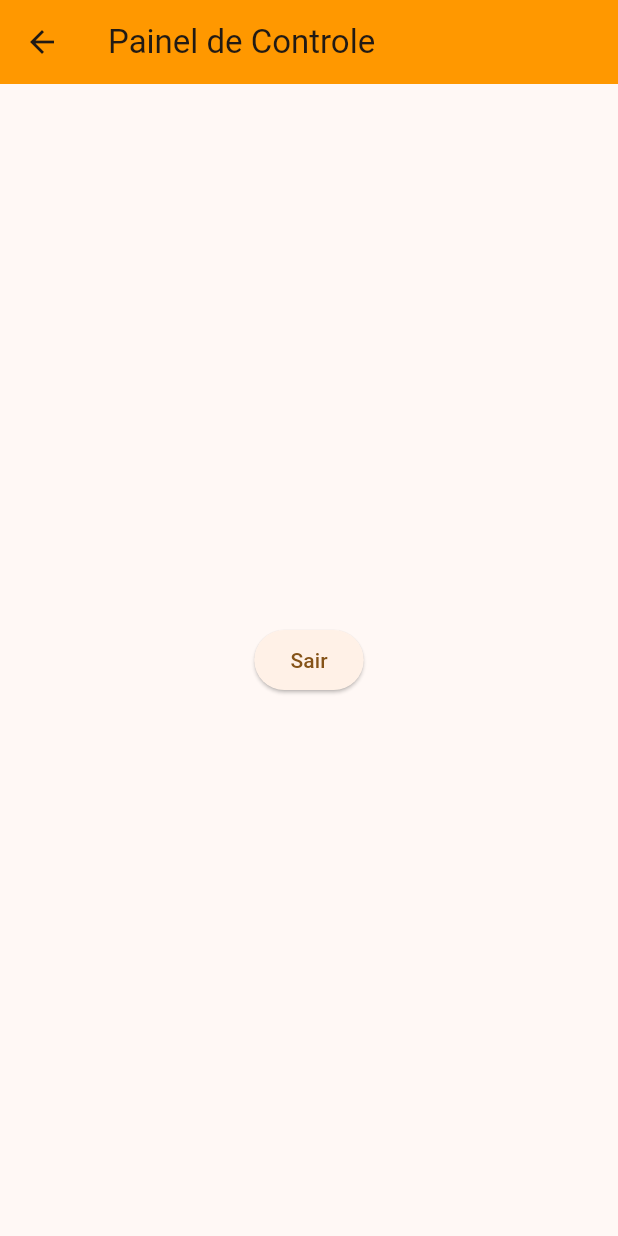
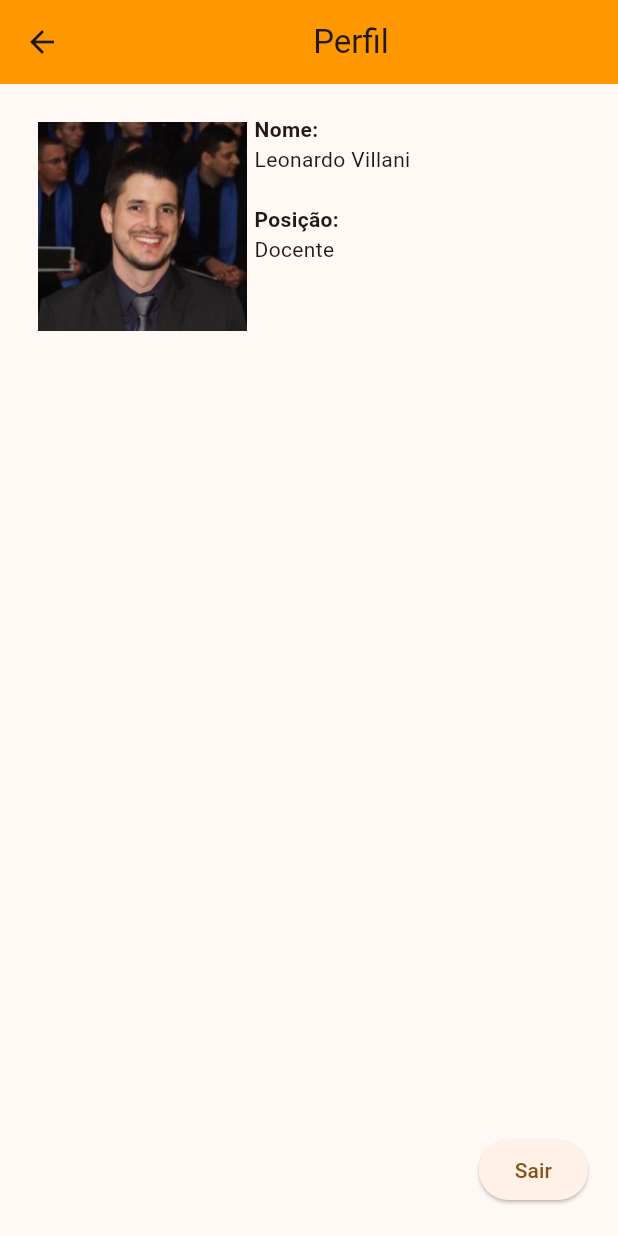
Before and after one commit to villani/estudos-flutter, a Flutter app: the screen it shows after launch, after a tap on "Autenticar", on a phone screen of 412 x 824 dp. Run offline on Flutter 3.47's test engine with Material 3 defaults, Android fonts, the phone set to English and light mode, and no system bars.

Commit message:
Aula 10: Adicionando widgets de layout e de interface

```diff
--- a/projeto_final/lib/main.dart
+++ b/projeto_final/lib/main.dart
@@ -25,33 +25,32 @@ class Autenticacao extends StatelessWidget {
   Widget build(BuildContext context) {
     return Scaffold(
         appBar: AppBar(
-          title: const Text('Autenticacao'),
+          title: const Center(child: Text('Autenticação')),
           backgroundColor: Colors.orange,
         ),
-        body: Column(
+        body: Container(
+            width: double.infinity,
+            height: double.infinity,
+            margin: const EdgeInsets.all(10),
+            padding: const EdgeInsets.all(10),
+            child: Column(
               children: [
-            const Expanded(
-              child: SizedBox(
-                width: 250,
+                SizedBox(
+                  width: 100,
+                  child: Image.asset('imagens/logo.jpg')),
+                const Padding(
+                    padding: EdgeInsets.all(15),
                     child: TextField(
                       autofocus: true,
                       decoration: InputDecoration(labelText: 'Login: '),
-                ),
-              ),
-            ),
-            const Expanded(
-              flex: 1,
-              child: SizedBox(
-                width: 250,
+                    )),
+                const Padding(
+                    padding: EdgeInsets.all(15),
                     child: TextField(
-                  autofocus: true,
                       decoration: InputDecoration(labelText: 'Senha: '),
-                ),
-              ),
-            ),
-            Expanded(
-              flex: 2,
-              child: Center(
+                    )),
+                Padding(
+                    padding: const EdgeInsets.all(15),
                     child: ElevatedButton(
                       child: const Text('Autenticar'),
                       onPressed: () {
@@ -60,11 +59,9 @@ class Autenticacao extends StatelessWidget {
                           MaterialPageRoute(builder: (context) => Principal()),
                         );
                       },
-                ),
-              ),
-            ),
+                    )),
               ],
-        ));
+            )));
   }
 }
 
@@ -73,16 +70,69 @@ class Principal extends StatelessWidget {
   Widget build(BuildContext context) {
     return Scaffold(
       appBar: AppBar(
-        title: const Text("Painel de Controle"),
+        title: const Center(child: Text("Perfil")),
         backgroundColor: Colors.orange,
       ),
-      body: Center(
+      body: Container(
+        width: double.infinity,
+        height: double.infinity,
+        margin: const EdgeInsets.all(10),
+        padding: const EdgeInsets.all(10),
+        child: Row(children: [
+          Expanded(
+              flex: 2,
+              child: Align(
+                  alignment: Alignment.topLeft,
+                  child: Padding(
+                      padding: const EdgeInsets.all(5.0),
+                      child: Image.asset('imagens/perfil.jpg')))),
+          const Expanded(
+              flex: 2,
+              child: Column(
+                children: [
+                  Align(
+                      alignment: Alignment.centerLeft,
+                      child: Text(
+                        'Nome:',
+                        textDirection: TextDirection.ltr,
+                        style: TextStyle(fontWeight: FontWeight.bold),
+                      )),
+                  Align(
+                      alignment: Alignment.centerLeft,
+                      child: Text(
+                        'Leonardo Villani',
+                        textDirection: TextDirection.ltr,
+                      )),
+                  Align(
+                      alignment: Alignment.centerLeft,
+                      child: Text(
+                        ' ',
+                        textDirection: TextDirection.ltr,
+                      )),
+                  Align(
+                      alignment: Alignment.centerLeft,
+                      child: Text(
+                        'Posição:',
+                        textDirection: TextDirection.ltr,
+                        style: TextStyle(fontWeight: FontWeight.bold),
+                      )),
+                  Align(
+                      alignment: Alignment.centerLeft,
+                      child: Text(
+                        'Docente',
+                        textDirection: TextDirection.ltr,
+                      )),
+                ],
+              )),
+          Align(
+              alignment: Alignment.bottomLeft,
               child: ElevatedButton(
                 onPressed: () {
                   Navigator.pop(context);
                 },
                 child: const Text('Sair'),
-        ),
+              )),
+        ]),
       ),
     );
   }
--- a/projeto_final/pubspec.yaml
+++ b/projeto_final/pubspec.yaml
@@ -59,8 +59,9 @@ flutter:
   uses-material-design: true
 
   # To add assets to your application, add an assets section, like this:
-  # assets:
-  #   - images/a_dot_burr.jpeg
+  assets:
+  - imagens/perfil.jpg
+  - imagens/logo.jpg
   #   - images/a_dot_ham.jpeg
 
   # An image asset can refer to one or more resolution-specific "variants", see
```
Also changed, not shown: projeto_final/imagens/logo.jpg (added), projeto_final/imagens/perfil.jpg (added). Lines whose indentation alone changed are shown as unchanged.
